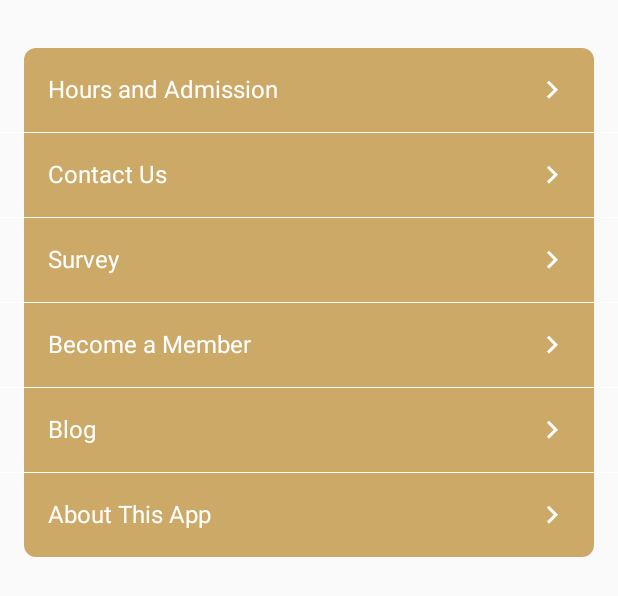
After one commit to LeBronoMars/sw, an Android app: the layout fragment_info.xml on its own in the app's theme, with its tools: preview values and no code run, on a phone screen of 412 x 824 dp. The commit adds this screen. Shown: the top 596 px of the screen. Run offline under Robolectric (Android 15) with nearby library versions, the phone set to English and light mode, and no system bars.

Commit message:
Finish info fragment

```diff
--- a/app/src/main/java/com/denr/solidwaste/ui/home/HomeActivity.java
+++ b/app/src/main/java/com/denr/solidwaste/ui/home/HomeActivity.java
@@ -12,6 +12,7 @@ import com.denr.solidwaste.R;
 import com.denr.solidwaste.base.BaseActivity;
 import com.denr.solidwaste.base.BaseFragmentPagerAdapter;
 import com.denr.solidwaste.databinding.ActivityHomeBinding;
+import com.denr.solidwaste.ui.home.info.InfoFragment;
 import com.denr.solidwaste.ui.home.maps.MapsFragment;
 import com.denr.solidwaste.ui.home.sites.SitesFragment;
 import com.denr.solidwaste.ui.welcome.WelcomeActivity;
@@ -87,8 +88,7 @@ public class HomeActivity extends BaseActivity<ActivityHomeBinding, HomeViewMode
     private void initFragments() {
         fragments.add(MapsFragment.newInstance());
         fragments.add(SitesFragment.newInstance());
-        fragments.add(SitesFragment.newInstance());
-        fragments.add(SitesFragment.newInstance());
+        fragments.add(InfoFragment.newInstance());
 
         pagerAdapter = new BaseFragmentPagerAdapter(getSupportFragmentManager(), fragments);
 
--- a/app/src/main/java/com/denr/solidwaste/ui/home/HomeFragmentProvider.java
+++ b/app/src/main/java/com/denr/solidwaste/ui/home/HomeFragmentProvider.java
@@ -2,6 +2,8 @@ package com.denr.solidwaste.ui.home;
 
 import com.denr.solidwaste.ui.home.fragment.HomeFragment;
 import com.denr.solidwaste.ui.home.fragment.HomeFragmentModule;
+import com.denr.solidwaste.ui.home.info.InfoFragment;
+import com.denr.solidwaste.ui.home.info.InfoFragmentModule;
 import com.denr.solidwaste.ui.home.maps.MapsFragment;
 import com.denr.solidwaste.ui.home.maps.MapsFragmentModule;
 import com.denr.solidwaste.ui.home.sites.SitesFragment;
@@ -21,4 +23,7 @@ public interface HomeFragmentProvider {
 
     @ContributesAndroidInjector(modules = SitesFragmentModule.class)
     SitesFragment provideSitesFragment();
+
+    @ContributesAndroidInjector(modules = InfoFragmentModule.class)
+    InfoFragment provideInfoFragment();
 }
--- /dev/null
+++ b/app/src/main/java/com/denr/solidwaste/ui/home/info/InfoFragment.java
@@ -0,0 +1,51 @@
+package com.denr.solidwaste.ui.home.info;
+
+import android.os.Bundle;
+import android.support.annotation.NonNull;
+import android.view.View;
+
+import com.denr.solidwaste.BR;
+import com.denr.solidwaste.R;
+import com.denr.solidwaste.base.BaseFragment;
+import com.denr.solidwaste.databinding.FragmentInfoBinding;
+
+import javax.inject.Inject;
+
+public class InfoFragment extends BaseFragment<FragmentInfoBinding, InfoFragmentViewModel>
+        implements InfoFragmentNavigator {
+
+    @Inject
+    InfoFragmentViewModel infoFragmentViewModel;
+
+    public static InfoFragment newInstance() {
+        Bundle args = new Bundle();
+        InfoFragment fragment = new InfoFragment();
+        fragment.setArguments(args);
+        return fragment;
+    }
+
+    @Override
+    public void onViewCreated(@NonNull View view, Bundle savedInstanceState) {
+        super.onViewCreated(view, savedInstanceState);
+    }
+
+    @Override
+    public int getBindingVariable() {
+        return BR.viewModel;
+    }
+
+    @Override
+    public int getLayoutId() {
+        return R.layout.fragment_info;
+    }
+
+    @Override
+    public InfoFragmentViewModel getViewModel() {
+        return infoFragmentViewModel;
+    }
+
+    @Override
+    public void onInfoAction(int index) {
+
+    }
+}
--- /dev/null
+++ b/app/src/main/java/com/denr/solidwaste/ui/home/info/InfoFragmentModule.java
@@ -0,0 +1,13 @@
+package com.denr.solidwaste.ui.home.info;
+
+import dagger.Module;
+import dagger.Provides;
+
+@Module
+public class InfoFragmentModule {
+
+    @Provides
+    InfoFragmentViewModel provideInfoFragmentViewModel() {
+        return new InfoFragmentViewModel();
+    }
+}
--- /dev/null
+++ b/app/src/main/java/com/denr/solidwaste/ui/home/info/InfoFragmentNavigator.java
@@ -0,0 +1,6 @@
+package com.denr.solidwaste.ui.home.info;
+
+public interface InfoFragmentNavigator {
+
+    void onInfoAction(int index);
+}
--- /dev/null
+++ b/app/src/main/java/com/denr/solidwaste/ui/home/info/InfoFragmentViewModel.java
@@ -0,0 +1,10 @@
+package com.denr.solidwaste.ui.home.info;
+
+import com.denr.solidwaste.base.BaseViewModel;
+
+public class InfoFragmentViewModel extends BaseViewModel<InfoFragmentNavigator> {
+
+    public void onInfoAction(int index) {
+        getNavigator().onInfoAction(index);
+    }
+}
--- /dev/null
+++ b/app/src/main/res/layout/fragment_info.xml
@@ -0,0 +1,132 @@
+<?xml version="1.0" encoding="utf-8"?>
+<layout xmlns:android="http://schemas.android.com/apk/res/android"
+    xmlns:app="http://schemas.android.com/apk/res-auto"
+    xmlns:tools="http://schemas.android.com/tools">
+
+    <data>
+
+        <import type="android.view.View" />
+
+        <variable
+            name="viewModel"
+            type="com.denr.solidwaste.ui.home.info.InfoFragmentViewModel" />
+    </data>
+
+    <LinearLayout
+        android:layout_width="match_parent"
+        android:layout_height="match_parent"
+        android:orientation="vertical">
+
+        <!-- hours and admission -->
+        <TextView
+            android:layout_width="match_parent"
+            android:layout_height="wrap_content"
+            android:layout_marginStart="16dp"
+            android:layout_marginTop="32dp"
+            android:layout_marginEnd="16dp"
+            android:background="@drawable/menu_bg_top"
+            android:drawableRight="@drawable/ic_keyboard_arrow_right_white_24dp"
+            android:onClick="@{() -> viewModel.onInfoAction(0)}"
+            android:padding="16dp"
+            android:text="@string/hours_and_admission"
+            android:textColor="@color/white"
+            android:textSize="16sp" />
+
+        <View
+            android:layout_width="match_parent"
+            android:layout_height="1px"
+            android:background="@color/white" />
+
+        <!-- contact us -->
+
+        <TextView
+            android:layout_width="match_parent"
+            android:layout_height="wrap_content"
+            android:layout_marginStart="16dp"
+            android:layout_marginEnd="16dp"
+            android:background="@drawable/menu_bg_center"
+            android:drawableRight="@drawable/ic_keyboard_arrow_right_white_24dp"
+            android:onClick="@{() -> viewModel.onInfoAction(1)}"
+            android:padding="16dp"
+            android:text="@string/contact_us"
+            android:textColor="@color/white"
+            android:textSize="16sp" />
+
+        <View
+            android:layout_width="match_parent"
+            android:layout_height="1px"
+            android:background="@color/white" />
+
+        <!-- survey -->
+        <TextView
+            android:layout_width="match_parent"
+            android:layout_height="wrap_content"
+            android:layout_marginStart="16dp"
+            android:layout_marginEnd="16dp"
+            android:background="@drawable/menu_bg_center"
+            android:drawableRight="@drawable/ic_keyboard_arrow_right_white_24dp"
+            android:onClick="@{() -> viewModel.onInfoAction(2)}"
+            android:padding="16dp"
+            android:text="@string/survey"
+            android:textColor="@color/white"
+            android:textSize="16sp" />
+
+        <View
+            android:layout_width="match_parent"
+            android:layout_height="1px"
+            android:background="@color/white" />
+
+        <!-- become a member -->
+        <TextView
+            android:layout_width="match_parent"
+            android:layout_height="wrap_content"
+            android:layout_marginStart="16dp"
+            android:layout_marginEnd="16dp"
+            android:background="@drawable/menu_bg_center"
+            android:drawableRight="@drawable/ic_keyboard_arrow_right_white_24dp"
+            android:onClick="@{() -> viewModel.onInfoAction(3)}"
+            android:padding="16dp"
+            android:text="@string/become_a_member"
+            android:textColor="@color/white"
+            android:textSize="16sp" />
+
+        <View
+            android:layout_width="match_parent"
+            android:layout_height="1px"
+            android:background="@color/white" />
+
+        <!-- Blog -->
+        <TextView
+            android:layout_width="match_parent"
+            android:layout_height="wrap_content"
+            android:layout_marginStart="16dp"
+            android:layout_marginEnd="16dp"
+            android:background="@drawable/menu_bg_center"
+            android:drawableRight="@drawable/ic_keyboard_arrow_right_white_24dp"
+            android:onClick="@{() -> viewModel.onInfoAction(4)}"
+            android:padding="16dp"
+            android:text="@string/blog"
+            android:textColor="@color/white"
+            android:textSize="16sp" />
+
+        <View
+            android:layout_width="match_parent"
+            android:layout_height="1px"
+            android:background="@color/white" />
+
+        <!-- about this app -->
+        <TextView
+            android:layout_width="match_parent"
+            android:layout_height="wrap_content"
+            android:layout_marginStart="16dp"
+            android:layout_marginEnd="16dp"
+            android:background="@drawable/menu_bg_bottom"
+            android:drawableRight="@drawable/ic_keyboard_arrow_right_white_24dp"
+            android:onClick="@{() -> viewModel.onInfoAction(5)}"
+            android:padding="16dp"
+            android:text="@string/about_this_app"
+            android:textColor="@color/white"
+            android:textSize="16sp" />
+
+    </LinearLayout>
+</layout>
--- a/app/src/main/res/values/strings.xml
+++ b/app/src/main/res/values/strings.xml
@@ -89,4 +89,10 @@
     <string name="first_floor_map">First Floor Map</string>
     <string name="second_floor_map">Second Floor Map</string>
 
+    <string name="hours_and_admission">Hours and Admission</string>
+    <string name="contact_us">Contact Us</string>
+    <string name="survey">Survey</string>
+    <string name="become_a_member">Become a Member</string>
+    <string name="blog">Blog</string>
+
 </resources>
```
